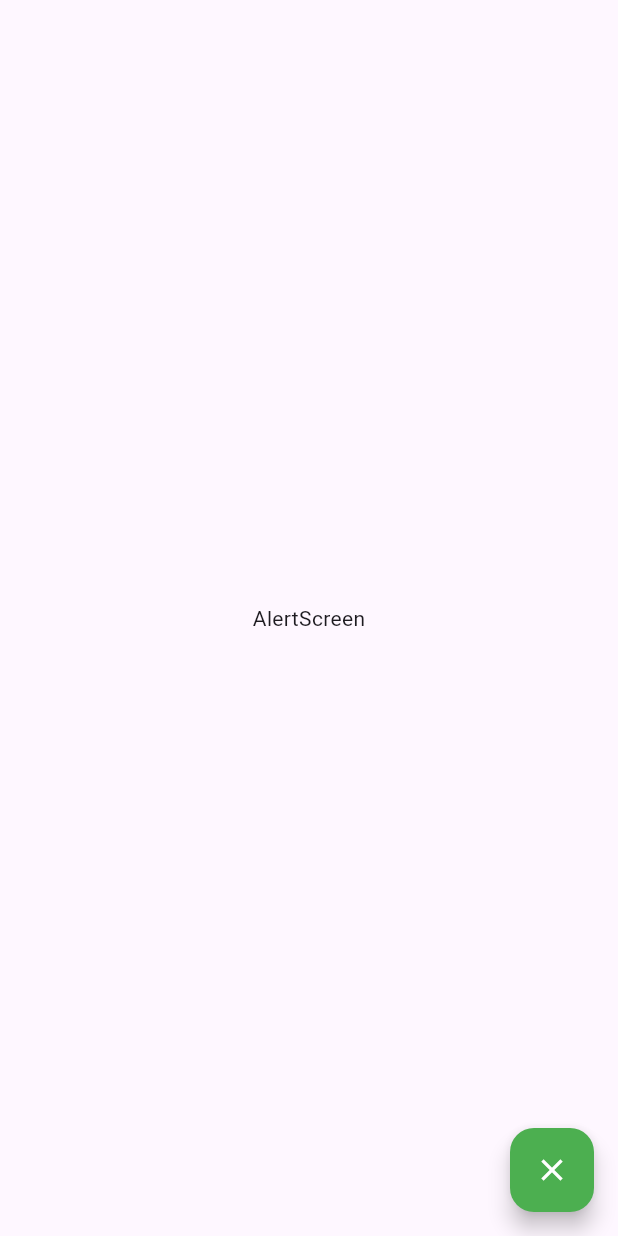
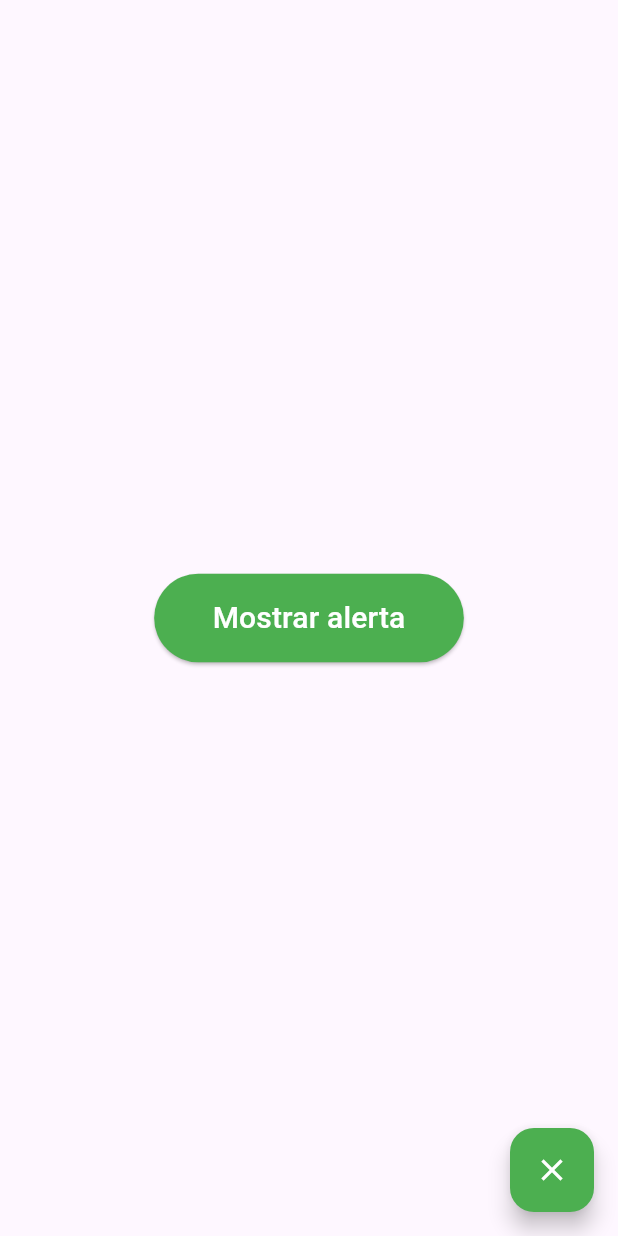
Before and after one commit to Guillermojs9/fl_componentes, a Flutter app: the AlertScreen screen opened by its route, on a phone screen of 412 x 824 dp. Run offline on Flutter 3.47's test engine with Material 3 defaults, Android fonts, the phone set to English and light mode, and no system bars.

Commit message:
AlertDialog

```diff
--- a/fl_componentes/lib/screens/alert_screen.dart
+++ b/fl_componentes/lib/screens/alert_screen.dart
@@ -3,11 +3,36 @@ import 'package:flutter/material.dart';
 class AlertScreen extends StatelessWidget {
   const AlertScreen({super.key});
 
+  void displayDialog(BuildContext context) {
+    showDialog(
+        //barrierDismissible: false,
+        context: context,
+        builder: (context) {
+          return const AlertDialog(
+            title: Text("Alerta"),
+            content: Column(
+              mainAxisSize: MainAxisSize.min,
+              children: [
+                Text("Este es el contenido de la alerta",
+                    style: TextStyle(fontSize: 20)),
+                SizedBox(height: 10),
+                FlutterLogo(size: 40),
+              ],
+            ),
+          );
+        });
+  }
+
   @override
   Widget build(BuildContext context) {
     return Scaffold(
-      body: const Center(
-        child: Text('AlertScreen'),
+      body: Center(
+        child: ElevatedButton(
+            onPressed: () => displayDialog(context),
+            child: const Padding(
+              padding: EdgeInsets.all(15.0),
+              child: Text("Mostrar alerta", style: TextStyle(fontSize: 20)),
+            )),
       ),
       floatingActionButton: FloatingActionButton(
         child: const Icon(Icons.close),
--- a/fl_componentes/lib/theme/app_theme.dart
+++ b/fl_componentes/lib/theme/app_theme.dart
@@ -21,5 +21,11 @@ class AppTheme {
       backgroundColor: primary,
       foregroundColor: Colors.white,
     ),
+    elevatedButtonTheme: ElevatedButtonThemeData(
+      style: ElevatedButton.styleFrom(
+        backgroundColor: primary,
+        foregroundColor: Colors.white
+      )
+    )
   );
 }
```
